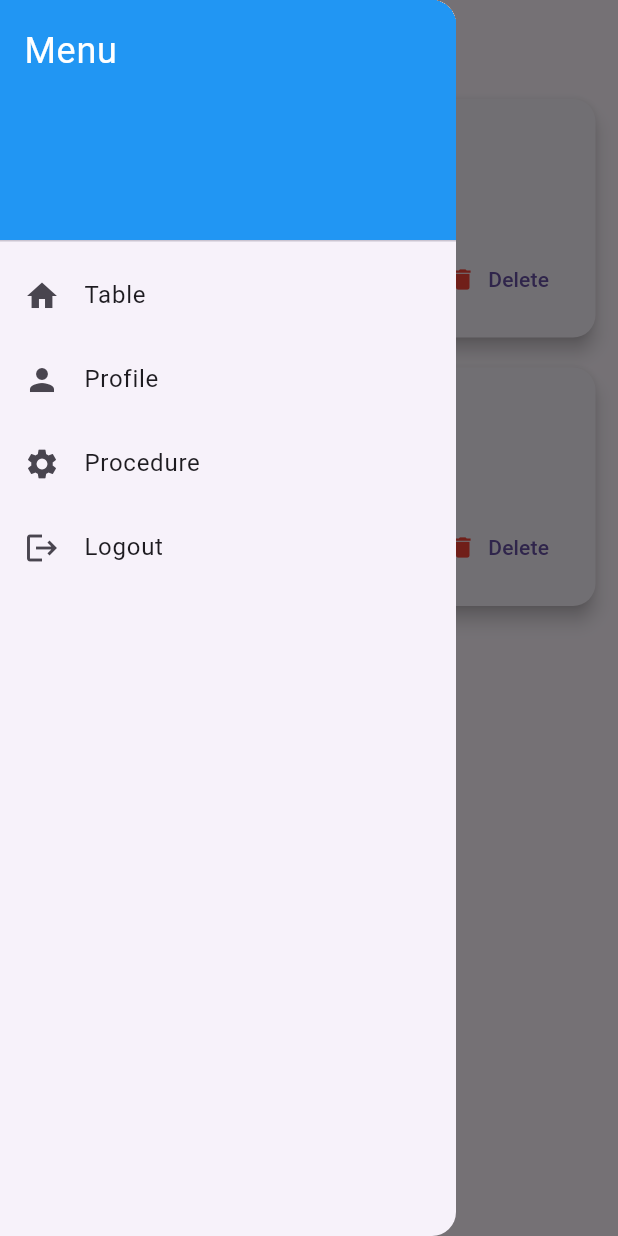
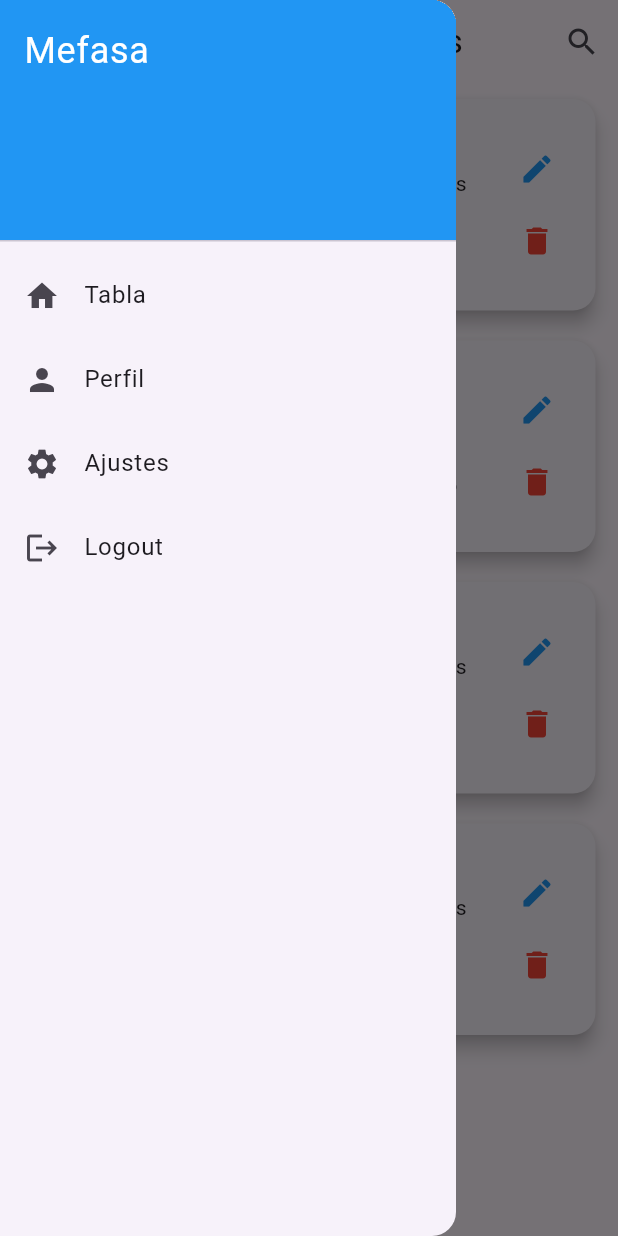
Before and after one commit to g-garcia-arv/control_medico_flutter, a Flutter app: the UserListScreen screen opened directly, with the side drawer open, on a phone screen of 412 x 824 dp. Run offline on Flutter 3.47's test engine with Material 3 defaults, Android fonts, the phone set to English and light mode, and no system bars.

Commit message:
se modificaron los draws de flutter para que muestre la misma informacion del proyecto de laravel

```diff
--- a/lib/index.dart
+++ b/lib/index.dart
@@ -1,43 +1,144 @@
 import 'package:flutter/material.dart';
-import 'user.dart'; // Asegúrate de importar la clase User
 
-// Lista de usuarios de ejemplo
-final List<User> users = [
-  User(name: "John Doe", email: "john@example.com", phone: "123-456-7890"),
-  User(name: "Jane Smith", email: "jane@example.com", phone: "098-765-4321"),
-  // Agrega más usuarios aquí
+// Nueva clase para representar los procedimientos médicos
+class MedicalProcedure {
+  final int id;
+  final String employeeNumber;
+  final String description;
+  final String doctor;
+  final String medicalProcedure;
+  final String consultationDate;
+  final String reviewDate;
+  final String status;
+
+  MedicalProcedure({
+    required this.id,
+    required this.employeeNumber,
+    required this.description,
+    required this.doctor,
+    required this.medicalProcedure,
+    required this.consultationDate,
+    required this.reviewDate,
+    required this.status,
+  });
+}
+
+// Lista de procedimientos de ejemplo (se eliminará más adelante)
+final List<MedicalProcedure> procedures = [
+  MedicalProcedure(
+    id: 1,
+    employeeNumber: "12345",
+    description: "Cosas importantes",
+    doctor: "Dr.pacheco",
+    medicalProcedure: "Revisión general",
+    consultationDate: "2023-06-01",
+    reviewDate: "2023-06-15",
+    status: "Completado",
+  ),
+  MedicalProcedure(
+    id: 2,
+    employeeNumber: "67890",
+    description: "descripcion",
+    doctor: "Dra.123",
+    medicalProcedure: "Consulta en algo",
+    consultationDate: "2023-06-05",
+    reviewDate: "2023-06-20",
+    status: "Pendiente",
+  ),
+  MedicalProcedure(
+    id: 1,
+    employeeNumber: "12345",
+    description: "Cosas importantes",
+    doctor: "Dr.pacheco",
+    medicalProcedure: "Revisión general",
+    consultationDate: "2023-06-01",
+    reviewDate: "2023-06-15",
+    status: "Completado",
+  ),
+  MedicalProcedure(
+    id: 1,
+    employeeNumber: "12345",
+    description: "Cosas importantes",
+    doctor: "Dr.pacheco",
+    medicalProcedure: "Revisión general",
+    consultationDate: "2023-06-01",
+    reviewDate: "2023-06-15",
+    status: "Completado",
+  ),
+  // Agrega más procedimientos aquí
 ];
 
-class UserListScreen extends StatelessWidget {
+class UserListScreen extends StatefulWidget {
+  @override
+  _UserListScreenState createState() => _UserListScreenState();
+}
+
+class _UserListScreenState extends State<UserListScreen> {
+  List<MedicalProcedure> _filteredProcedures = procedures;
+
+  void _filterProcedures(String query) {
+    setState(() {
+      if (query.isEmpty) {
+        _filteredProcedures = procedures;
+      } else {
+        _filteredProcedures = procedures.where((procedure) {
+          return procedure.employeeNumber.contains(query) ||
+              procedure.description.toLowerCase().contains(query.toLowerCase()) ||
+              procedure.doctor.toLowerCase().contains(query.toLowerCase()) ||
+              procedure.medicalProcedure.toLowerCase().contains(query.toLowerCase());
+        }).toList();
+      }
+    });
+  }
+
   @override
   Widget build(BuildContext context) {
     return Scaffold(
       appBar: AppBar(
-        title: Text("User List"),
+        title: Text("Lista de Procedimientos"),
+        actions: [
+          IconButton(
+            icon: Icon(Icons.search),
+            onPressed: () {
+              showSearch(
+                context: context,
+                delegate: ProcedureSearchDelegate(onSearch: _filterProcedures),
+              );
+            },
+          ),
+        ],
       ),
       drawer: AppDrawer(),
       body: ListView.builder(
-        itemCount: users.length,
+        itemCount: _filteredProcedures.length,
         itemBuilder: (context, index) {
-          final user = users[index];
-          return UserCard(user: user, onDelete: () {
-            // Implementar la eliminación de usuarios aquí
-          }, onEdit: () {
-            // Implementar la edición de usuarios aquí
+          final procedure = _filteredProcedures[index];
+          return ProcedureCard(
+            procedure: procedure,
+            onDelete: () {
+              setState(() {
+                _filteredProcedures.remove(procedure);
+                procedures.remove(procedure);
               });
+            },
+            onEdit: () {
+              // Implementar la edición de procedimientos aquí (más adelante)
+              print('Editar ${procedure.description}');
+            },
+          );
         },
       ),
     );
   }
 }
 
-class UserCard extends StatelessWidget {
-  final User user;
+class ProcedureCard extends StatelessWidget {
+  final MedicalProcedure procedure;
   final VoidCallback onDelete;
   final VoidCallback onEdit;
 
-  UserCard({
-    required this.user,
+  ProcedureCard({
+    required this.procedure,
     required this.onDelete,
     required this.onEdit,
   });
@@ -52,32 +153,41 @@ class UserCard extends StatelessWidget {
       elevation: 5,
       child: Padding(
         padding: EdgeInsets.all(15),
+        child: Row(
+          children: [
+            CircleAvatar(
+              radius: 30,
+              child: Text(procedure.employeeNumber[0]),
+            ),
+            SizedBox(width: 15),
+            Expanded(
               child: Column(
                 crossAxisAlignment: CrossAxisAlignment.start,
                 children: [
                   Text(
-              user.name,
+                    "Empleado: ${procedure.employeeNumber}",
                     style: TextStyle(
                       fontWeight: FontWeight.bold,
                       fontSize: 18,
                     ),
                   ),
                   SizedBox(height: 5),
-            Text("Email: ${user.email}"),
-            Text("Phone: ${user.phone}"),
-            SizedBox(height: 10),
-            Row(
-              mainAxisAlignment: MainAxisAlignment.end,
+                  Text("Descripción: ${procedure.description}"),
+                  Text("Médico: ${procedure.doctor}"),
+                  Text("Fecha de Consulta: ${procedure.consultationDate}"),
+                  Text("Estado: ${procedure.status}"),
+                ],
+              ),
+            ),
+            Column(
               children: [
-                TextButton.icon(
+                IconButton(
+                  icon: Icon(Icons.edit, color: Colors.blue),
                   onPressed: onEdit,
-                  icon: Icon(Icons.edit, color: Colors.blue),
-                  label: Text("Edit"),
                 ),
-                TextButton.icon(
+                IconButton(
+                  icon: Icon(Icons.delete, color: Colors.red),
                   onPressed: onDelete,
-                  icon: Icon(Icons.delete, color: Colors.red),
-                  label: Text("Delete"),
                 ),
               ],
             ),
@@ -100,7 +210,7 @@ class AppDrawer extends StatelessWidget {
               color: Colors.blue,
             ),
             child: Text(
-              'Menu',
+              'Mefasa',
               style: TextStyle(
                 color: Colors.white,
                 fontSize: 24,
@@ -109,24 +219,22 @@ class AppDrawer extends StatelessWidget {
           ),
           ListTile(
             leading: Icon(Icons.home),
-            title: Text('Table'),
+            title: Text('Tabla'),
             onTap: () {
               Navigator.pop(context);
             },
           ),
           ListTile(
             leading: Icon(Icons.person),
-            title: Text('Profile'),
+            title: Text('Perfil'),
             onTap: () {
-              // Navegar a la pantalla de perfil
               Navigator.pop(context);
             },
           ),
           ListTile(
             leading: Icon(Icons.settings),
-            title: Text('Procedure'),
+            title: Text('Ajustes'),
             onTap: () {
-              // Navegar a la pantalla de configuraciones
               Navigator.pop(context);
             },
           ),
@@ -134,7 +242,6 @@ class AppDrawer extends StatelessWidget {
             leading: Icon(Icons.logout),
             title: Text('Logout'),
             onTap: () {
-              // Lógica de cierre de sesión
               Navigator.pop(context);
             },
           ),
@@ -143,3 +250,44 @@ class AppDrawer extends StatelessWidget {
     );
   }
 }
+
+class ProcedureSearchDelegate extends SearchDelegate {
+  final Function(String) onSearch;
+
+  ProcedureSearchDelegate({required this.onSearch});
+
+  @override
+  List<Widget>? buildActions(BuildContext context) {
+    return [
+      IconButton(
+        icon: Icon(Icons.clear),
+        onPressed: () {
+          query = '';
+          onSearch(query);
+        },
+      ),
+    ];
+  }
+
+  @override
+  Widget? buildLeading(BuildContext context) {
+    return IconButton(
+      icon: Icon(Icons.arrow_back),
+      onPressed: () {
+        close(context, null);
+      },
+    );
+  }
+
+  @override
+  Widget buildResults(BuildContext context) {
+    onSearch(query);
+    return Container();
+  }
+
+  @override
+  Widget buildSuggestions(BuildContext context) {
+    onSearch(query);
+    return Container();
+  }
+}
--- a/lib/main.dart
+++ b/lib/main.dart
@@ -5,6 +5,6 @@ import 'inicio_de_sesion.dart';
 void main() {
   runApp(MaterialApp(
     debugShowCheckedModeBanner: false,
-    home: InicioSesion(),
+    home: UserListScreen(),
   ));
 }
```
Lines whose indentation alone changed are shown as unchanged.
